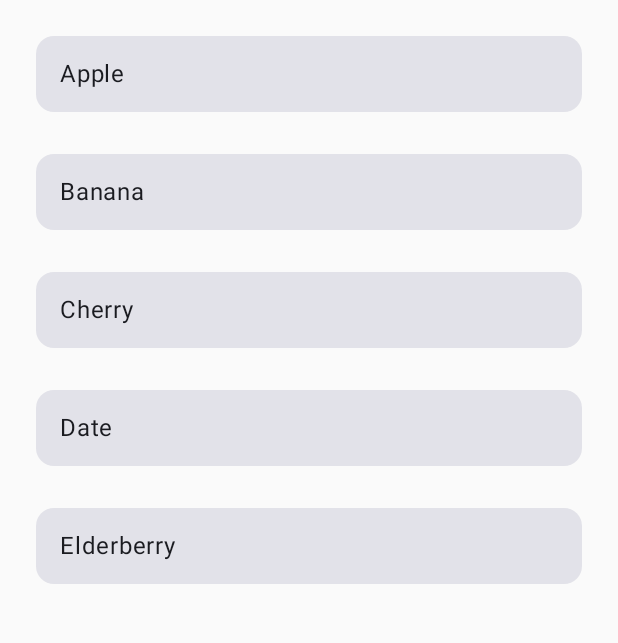
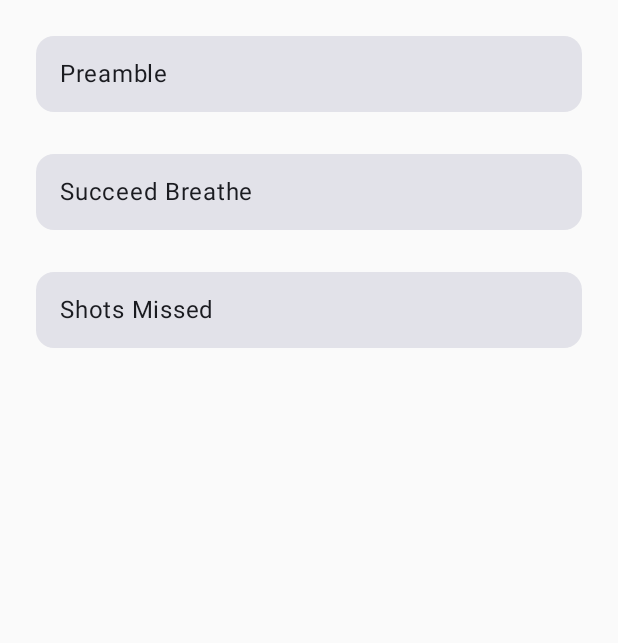
Before and after one commit to brighamandersen/internalize, an Android app built with Jetpack Compose: the screen it shows after launch (MainActivity), on a phone screen of 412 x 824 dp, the part 84-727 px from its top. Run offline under Robolectric (Android 15) with nearby library versions, the phone set to English and light mode, and no system bars.

Commit message:
hook up list view to details

```diff
--- a/app/src/main/java/com/brighamandersen/internalize/ui/App.kt
+++ b/app/src/main/java/com/brighamandersen/internalize/ui/App.kt
@@ -2,18 +2,25 @@ package com.brighamandersen.internalize.ui
 
 import androidx.compose.runtime.Composable
 import androidx.navigation.compose.*
+import com.brighamandersen.internalize.models.Passage
 import com.brighamandersen.internalize.ui.DetailsScreen
 import com.brighamandersen.internalize.ui.HomeScreen
 
 @Composable
 fun App() {
     val navController = rememberNavController()
+    val passages = listOf(
+        Passage("1", "Preamble", "We the people of the United States"),
+        Passage("2", "Succeed Breathe", "When you wish to succeed as bad as you want to breathe, then you'll be successful."),
+        Passage("3", "Shots Missed", "You miss 100% of the shots you don't take."),
+    );
 
     NavHost(navController, startDestination = "home") {
-        composable("home") { HomeScreen(navController) }
-        composable("details/{itemId}") { backStackEntry ->
-            val itemId = backStackEntry.arguments?.getString("itemId")
-            DetailsScreen(navController, itemId)
+        composable("home") { HomeScreen(navController, passages) }
+        composable("details/{passageId}") { backStackEntry ->
+            val passageId = backStackEntry.arguments?.getString("passageId")
+            val passage = passages.find { it.id == passageId }
+            DetailsScreen(navController, passage)
         }
     }
 }
--- a/app/src/main/java/com/brighamandersen/internalize/ui/HomeScreen.kt
+++ b/app/src/main/java/com/brighamandersen/internalize/ui/HomeScreen.kt
@@ -18,11 +18,10 @@ import androidx.compose.ui.Modifier
 import androidx.compose.ui.text.font.FontWeight
 import androidx.compose.ui.unit.dp
 import androidx.navigation.NavController
+import com.brighamandersen.internalize.models.Passage
 
 @Composable
-fun HomeScreen(navController: NavController) {
-    val passages = listOf("Apple", "Banana", "Cherry", "Date", "Elderberry")
-
+fun HomeScreen(navController: NavController, passages: List<Passage>) {
 //    Column(modifier = Modifier
 //        .fillMaxSize()
 //        .padding(16.dp)) {
@@ -43,9 +42,8 @@ fun HomeScreen(navController: NavController) {
         ) {
             items(passages) { passage -> // Loop directly through the items without an index
                 ListItem(
-                    text = passage,
-                    id = passage.lowercase(),  // You can use the `passage` directly here
-                    navController = navController
+                    navController = navController,
+                    passage = passage
                 )
             }
         }
@@ -53,17 +51,17 @@ fun HomeScreen(navController: NavController) {
 }
 
 @Composable
-fun ListItem(text: String, id: String, navController: NavController) {
+fun ListItem(navController: NavController, passage: Passage) {
     Card(
         modifier = Modifier
             .padding(8.dp)
             .fillMaxWidth()
             .clickable {
-               navController.navigate("details/$id")
+               navController.navigate("details/${passage.id}")
             },
     ) {
         Text(
-            text = text,
+            text = passage.title,
             modifier = Modifier.padding(16.dp),
             style = MaterialTheme.typography.bodyLarge
         )
```
Also changed, not shown: app/src/main/java/com/brighamandersen/internalize/ui/DetailsScreen.kt (+11 -2 lines).
